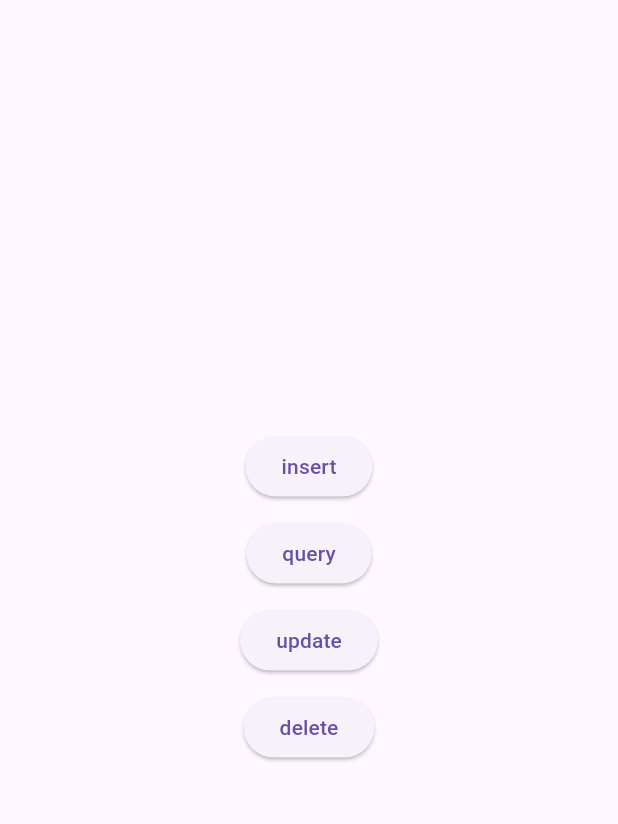
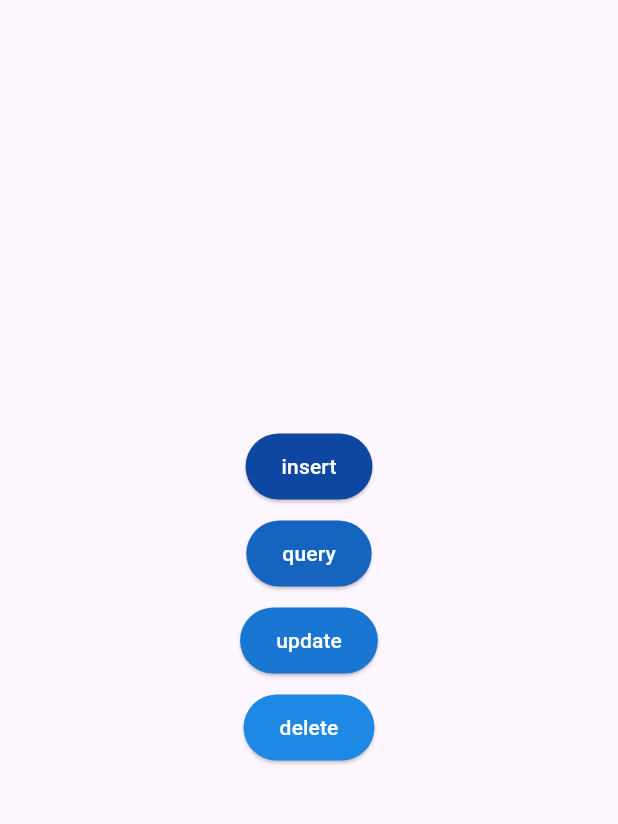
Before and after one commit to amarairobi/database_helper, a Flutter app: the screen it shows after launch, on a phone screen of 412 x 824 dp, the part 63-887 px from its top. Run offline on Flutter 3.47's test engine with Material 3 defaults, Android fonts, the phone set to English and light mode, and no system bars; our stand-ins replace sqflite; accounts and stored records are empty.

Commit message:
Changed back/foreground color and padding of buttons.

```diff
--- a/lib/main.dart
+++ b/lib/main.dart
@@ -11,6 +11,7 @@
 	  WidgetsFlutterBinding.ensureInitialized();
 	  // initialize the database
 	  await dbHelper.init();
+
 	  runApp(const MyApp());
 	}
 
@@ -50,21 +51,42 @@
 	            ElevatedButton(
 	              onPressed: _insert,
 	              child: const Text('insert'),
+                style: ElevatedButton.styleFrom(
+                  padding: const EdgeInsets.symmetric(horizontal: 24, vertical: 12),
+                  backgroundColor: Colors.blue.shade900,
+                  foregroundColor: Colors.white,
+                )
+
 	            ),
 	            const SizedBox(height: 10),
 	            ElevatedButton(
 	              onPressed: _query,
 	              child: const Text('query'),
+                style: ElevatedButton.styleFrom( // to change the background and text color, as well as size of the buttons.
+                  padding: const EdgeInsets.symmetric(horizontal: 24, vertical: 12),
+                   backgroundColor: Colors.blue.shade800,
+                  foregroundColor: Colors.white,
+                )
 	            ),
 	            const SizedBox(height: 10),
 	            ElevatedButton(
 	              onPressed: _update,
 	              child: const Text('update'),
+                style: ElevatedButton.styleFrom(
+                  padding: const EdgeInsets.symmetric(horizontal: 24, vertical: 12),
+                   backgroundColor: Colors.blue.shade700,
+                  foregroundColor: Colors.white,
+                )
 	            ),
 	            const SizedBox(height: 10),
 	            ElevatedButton(
 	              onPressed: _delete,
 	              child: const Text('delete'),
+                style: ElevatedButton.styleFrom(
+                  padding: const EdgeInsets.symmetric(horizontal: 24, vertical: 12),
+                   backgroundColor: Colors.blue.shade600,
+                  foregroundColor: Colors.white,
+                )
 	            ),
 	          ],
 	        ),
--- a/pubspec.yaml
+++ b/pubspec.yaml
@@ -30,6 +30,10 @@ environment:
 dependencies:
   flutter:
     sdk: flutter
+  sqflite: ^2.2.2
+  path_provider: ^2.0.11
+  path: ^1.8.2
+
 
   # The following adds the Cupertino Icons font to your application.
   # Use with the CupertinoIcons class for iOS style icons.
```
Also changed, not shown: lib/database/models/item.dart (added, +23 -0 lines), pubspec.lock, 1 other file.
